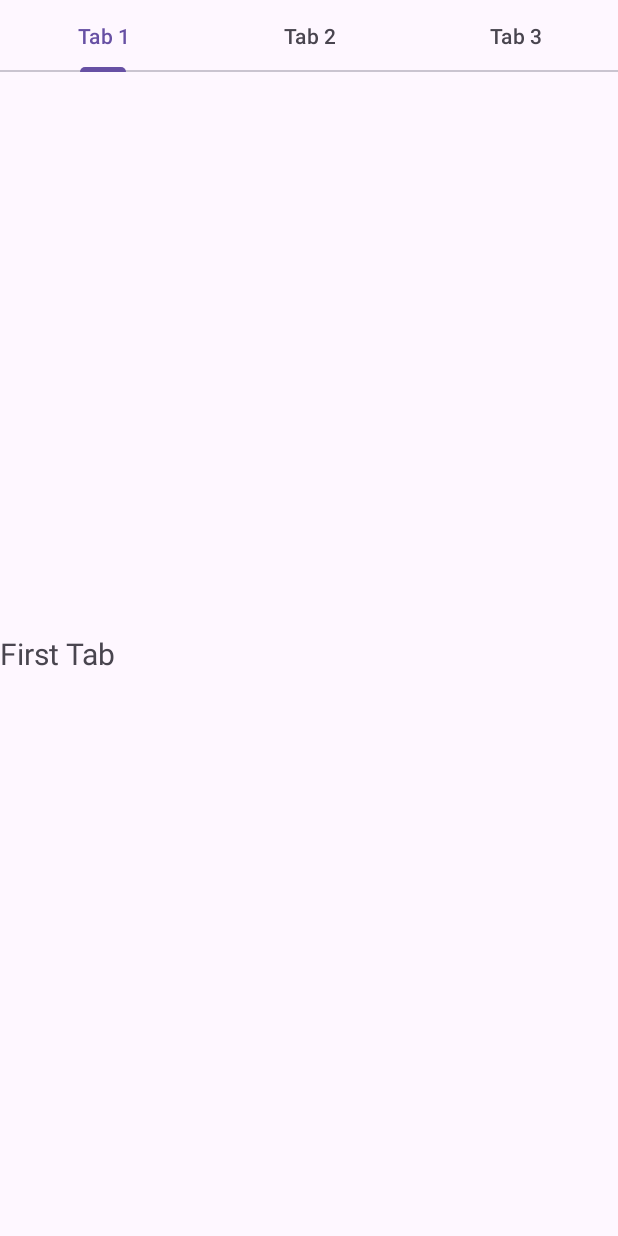
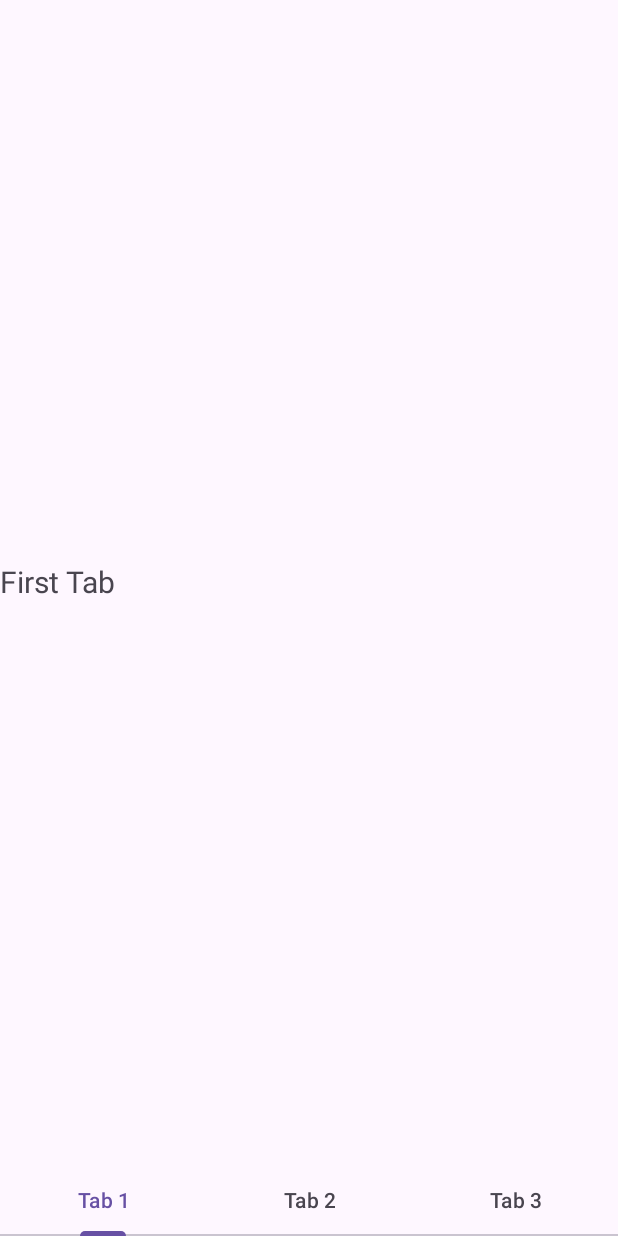
Before and after one commit to tejava317/SingSangSung, an Android app: the screen it shows after launch (MainActivity), on a phone screen of 412 x 824 dp. Run offline under Robolectric (Android 15) with nearby library versions, the phone set to English and light mode, and no system bars.

Commit message:
fix : 탭 네비게이션 위치 상단에서 하단으로 변경

```diff
--- a/app/src/main/java/com/example/singsangsung/MainActivity.kt
+++ b/app/src/main/java/com/example/singsangsung/MainActivity.kt
@@ -8,10 +8,6 @@ import com.google.android.material.tabs.TabLayout
 import com.google.android.material.tabs.TabLayoutMediator
 
 class MainActivity : AppCompatActivity() {
-//    override fun onCreate(savedInstanceState: Bundle?) {
-//        super.onCreate(savedInstanceState)
-//        setContentView(R.layout.activity_main)
-//    }
 
     private lateinit var tabLayout: TabLayout
     private lateinit var viewPager: ViewPager2
--- a/app/src/main/res/layout/tab_layout_main.xml
+++ b/app/src/main/res/layout/tab_layout_main.xml
@@ -1,22 +1,23 @@
 <?xml version="1.0" encoding="utf-8"?>
-<LinearLayout
-    xmlns:android="http://schemas.android.com/apk/res/android"
+<LinearLayout xmlns:android="http://schemas.android.com/apk/res/android"
     android:layout_width="match_parent"
     android:layout_height="match_parent"
+    xmlns:app="http://schemas.android.com/apk/res-auto"
     android:orientation="vertical">
+
+    <!-- ViewPager2: 화면 전환 영역 -->
+    <androidx.viewpager2.widget.ViewPager2
+        android:id="@+id/viewPager"
+        android:layout_width="match_parent"
+        android:layout_height="0dp"
+        android:layout_weight="1"
+        />
 
     <com.google.android.material.tabs.TabLayout
         android:id="@+id/tabLayout"
         android:layout_width="match_parent"
         android:layout_height="wrap_content"/>
 
-    <!-- ViewPager2: 화면 전환 영역 -->
-    <androidx.viewpager2.widget.ViewPager2
-        android:id="@+id/viewPager"
-        android:layout_width="match_parent"
-        android:layout_height="0dp"
-        android:layout_weight="1"/>
-
 
 
 </LinearLayout>
```
